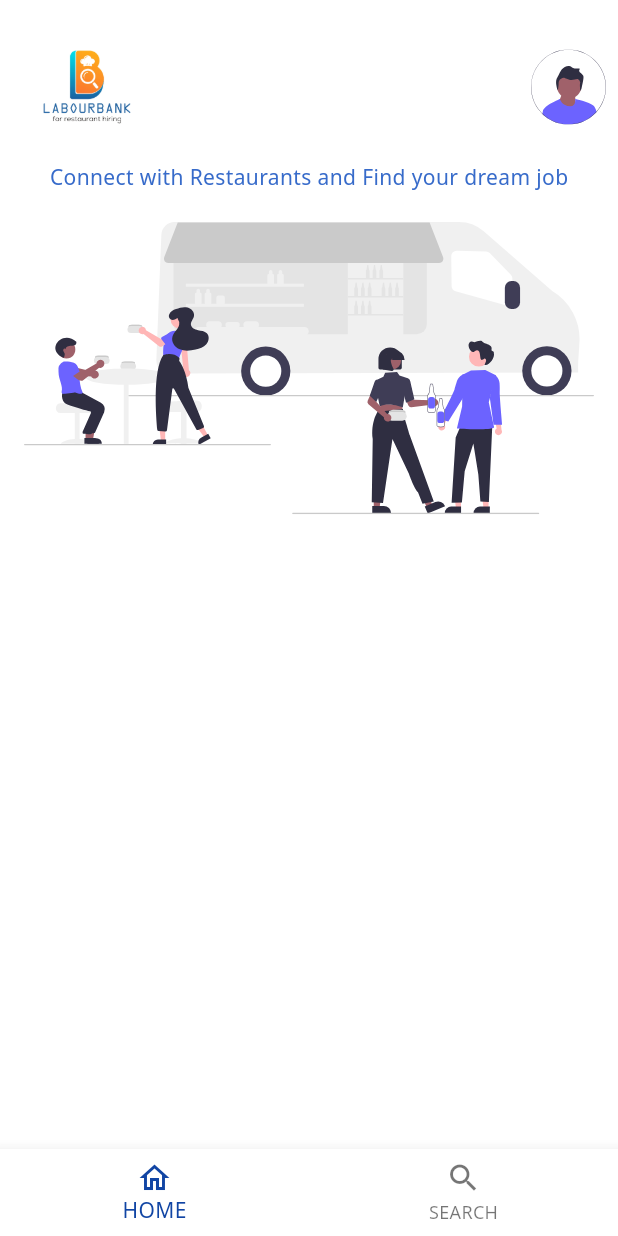
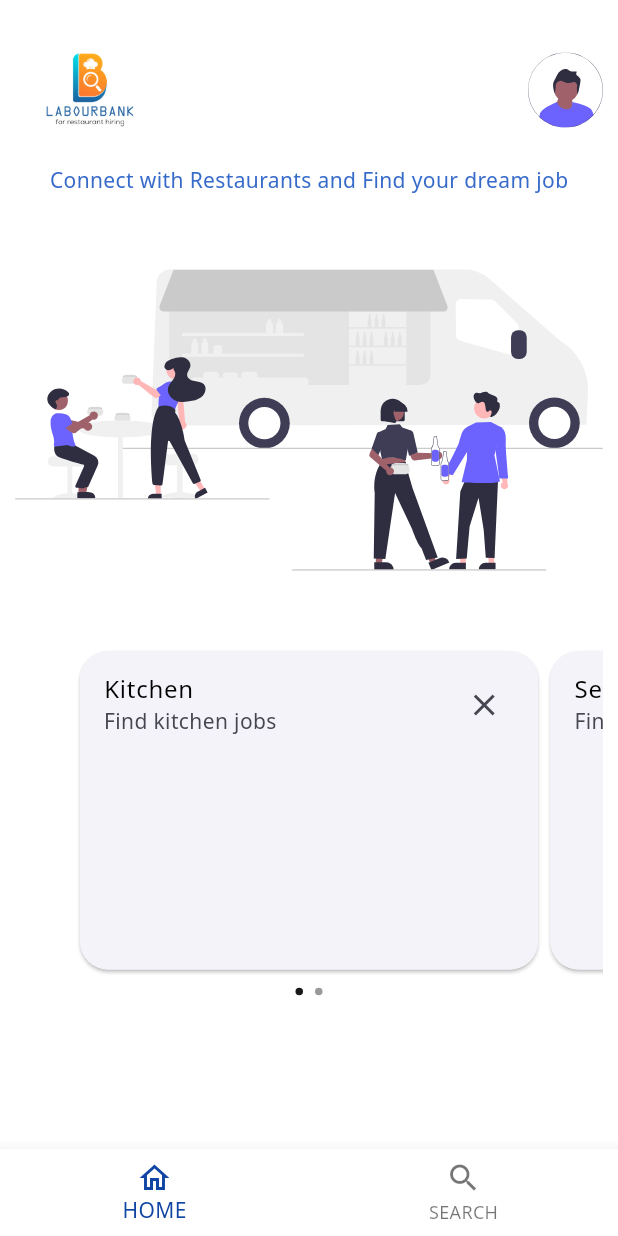
Before and after one commit to sarkarstanmoy/LabourBank, a Flutter app: the BottomNavigationWidget screen opened by its route, on a phone screen of 412 x 824 dp. Run offline on Flutter 3.47's test engine with Material 2 defaults, Android fonts, the phone set to English and light mode, and no system bars; drawn by our look-alikes of carousel_slider; our stand-ins replace curved_navigation_bar, flex_color_scheme, flutter_svg, form_field_validator, google_fonts, lottie; generated files the repository leaves out were written again.

Commit message:
update home screen

```diff
--- a/frontend/labour_bank/lib/src/common/widgets/bottom_navigation.dart
+++ b/frontend/labour_bank/lib/src/common/widgets/bottom_navigation.dart
@@ -59,7 +59,10 @@ class _BottomNavigationWidgetState extends State<BottomNavigationWidget> {
             },
             currentIndex: pageIndex,
           ),
-          body: _showPage),
+          body: Padding(
+            padding: const EdgeInsets.all(10.0),
+            child: _showPage,
+          )),
     ]);
   }
 }
--- a/frontend/labour_bank/lib/src/home_screen/home_view.dart
+++ b/frontend/labour_bank/lib/src/home_screen/home_view.dart
@@ -1,5 +1,11 @@
+import 'package:carousel_slider/carousel_slider.dart';
 import 'package:flutter/material.dart';
+import 'package:flutter/rendering.dart';
+import 'package:flutter_staggered_grid_view/flutter_staggered_grid_view.dart';
 import 'package:flutter_svg/svg.dart';
+import 'package:lottie/lottie.dart';
+
+import '../common/widgets/home_screen_card_view.dart';
 
 class HomeView extends StatefulWidget {
   const HomeView({Key? key}) : super(key: key);
@@ -9,13 +15,17 @@ class HomeView extends StatefulWidget {
 }
 
 class _HomeViewState extends State<HomeView> {
+  List<Card> homeItems = [
+    cardview(const Text('Kitchen'), const Text('Find kitchen jobs'),
+        const Text(''), const Text('More Info')),
+    cardview(const Text('Service'), const Text('Find service jobs'),
+        const Text(''), const Text('More Info'))
+  ];
+  int _current = 0;
+  final CarouselController _controller = CarouselController();
   @override
   Widget build(BuildContext context) {
-    return SafeArea(
-      child: Scaffold(
-        body: SingleChildScrollView(
-            child: Padding(
-          padding: const EdgeInsets.all(8.0),
+    return SingleChildScrollView(
       child: Column(
         children: [
           Row(
@@ -37,22 +47,56 @@ class _HomeViewState extends State<HomeView> {
             alignment: Alignment.center,
             child: Text(
               "Connect with Restaurants and Find your dream job",
-                  style:
-                      Theme.of(context).primaryTextTheme.bodyMedium?.copyWith(
+              style: Theme.of(context).primaryTextTheme.bodyMedium?.copyWith(
                     color: Theme.of(context).colorScheme.tertiary,
                   ),
             ),
           ),
-              Padding(
-                padding: const EdgeInsets.fromLTRB(8, 20, 8, 8),
+          Align(
+              alignment: Alignment.topCenter,
               child: SvgPicture.asset(
-                  "assets/images/connect.svg",
-                  alignment: Alignment.topCenter,
+                'assets/images/connect.svg',
+                height: 300,
+              )),
+          CarouselSlider.builder(
+            carouselController: _controller,
+            options: CarouselOptions(
+              autoPlay: false,
+              enableInfiniteScroll: false,
+              onPageChanged: (index, reason) {
+                setState(() {
+                  _current = index;
+                });
+              },
             ),
-              )
+            itemCount: homeItems.length,
+            itemBuilder:
+                (BuildContext context, int itemIndex, int pageViewIndex) =>
+                    Container(
+              child: homeItems[itemIndex],
+            ),
+          ),
+          Row(
+            mainAxisAlignment: MainAxisAlignment.center,
+            children: homeItems.asMap().entries.map((entry) {
+              return GestureDetector(
+                onTap: () => _controller.animateToPage(entry.key),
+                child: Container(
+                  width: 5.0,
+                  height: 5.0,
+                  margin: const EdgeInsets.symmetric(
+                      vertical: 8.0, horizontal: 4.0),
+                  decoration: BoxDecoration(
+                      shape: BoxShape.circle,
+                      color: (Theme.of(context).brightness == Brightness.dark
+                              ? Colors.white
+                              : Colors.black)
+                          .withOpacity(_current == entry.key ? 0.9 : 0.4)),
+                ),
+              );
+            }).toList(),
+          ),
         ],
-          ),
-        )),
       ),
     );
   }
--- a/frontend/labour_bank/pubspec.yaml
+++ b/frontend/labour_bank/pubspec.yaml
@@ -10,13 +10,16 @@ environment:
   sdk: ">=2.16.2 <3.0.0"
 
 dependencies:
+  carousel_slider: ^4.1.1
   curved_navigation_bar: ^1.0.3
   flex_color_scheme: ^6.0.1
   flutter:
     sdk: flutter
   flutter_localizations:
     sdk: flutter
+  flutter_staggered_grid_view: ^0.6.2
   flutter_svg: ^1.1.5
+  form_field_validator: ^1.1.0
   google_fonts: ^3.0.1
   lottie: ^1.4.3
 
```
Also changed, not shown: frontend/labour_bank/lib/src/common/widgets/home_screen_card_view.dart (+2 -20 lines), frontend/labour_bank/lib/src/login/login_view.dart (+30 -9 lines), frontend/labour_bank/pubspec.lock. Lines whose indentation alone changed are shown as unchanged.
